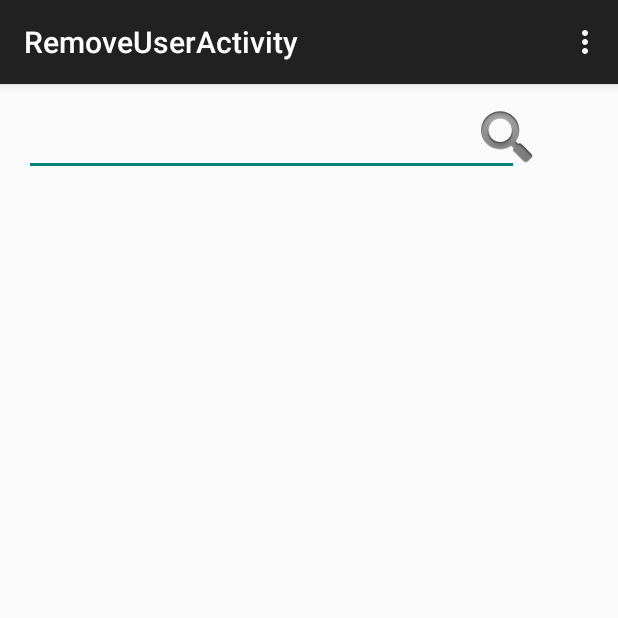
After one commit to MH0411/OSC, an Android app: the RemoveUserActivity screen opened directly, with no data from a screen before it, on a phone screen of 412 x 824 dp, the top half of it. The commit adds this screen. Run offline under Robolectric (Android 15) with nearby library versions, the phone set to English and light mode, and no system bars.

Commit message:
testing tab host in a activity

```diff
--- a/app/src/main/AndroidManifest.xml
+++ b/app/src/main/AndroidManifest.xml
@@ -36,6 +36,10 @@
             android:name=".RegisterUserActivity"
             android:label="@string/title_activity_register_user" >
         </activity>
+        <activity
+            android:name=".RemoveUserActivity"
+            android:label="@string/title_activity_remove_user" >
+        </activity>
     </application>
 
 </manifest>
--- /dev/null
+++ b/app/src/main/java/com/example/lenovo/osc/RemoveUserActivity.java
@@ -0,0 +1,38 @@
+package com.example.lenovo.osc;
+
+import android.support.v7.app.ActionBarActivity;
+import android.os.Bundle;
+import android.view.Menu;
+import android.view.MenuItem;
+
+
+public class RemoveUserActivity extends ActionBarActivity {
+
+    @Override
+    protected void onCreate(Bundle savedInstanceState) {
+        super.onCreate(savedInstanceState);
+        setContentView(R.layout.activity_remove_user);
+    }
+
+    @Override
+    public boolean onCreateOptionsMenu(Menu menu) {
+        // Inflate the menu; this adds items to the action bar if it is present.
+        getMenuInflater().inflate(R.menu.menu_remove_user, menu);
+        return true;
+    }
+
+    @Override
+    public boolean onOptionsItemSelected(MenuItem item) {
+        // Handle action bar item clicks here. The action bar will
+        // automatically handle clicks on the Home/Up button, so long
+        // as you specify a parent activity in AndroidManifest.xml.
+        int id = item.getItemId();
+
+        //noinspection SimplifiableIfStatement
+        if (id == R.id.action_settings) {
+            return true;
+        }
+
+        return super.onOptionsItemSelected(item);
+    }
+}
--- /dev/null
+++ b/app/src/main/res/layout/activity_remove_user.xml
@@ -0,0 +1,72 @@
+<RelativeLayout xmlns:android="http://schemas.android.com/apk/res/android"
+    xmlns:tools="http://schemas.android.com/tools" android:layout_width="match_parent"
+    android:layout_height="match_parent" android:paddingLeft="@dimen/activity_horizontal_margin"
+    android:paddingRight="@dimen/activity_horizontal_margin"
+    android:paddingTop="@dimen/activity_vertical_margin"
+    android:paddingBottom="@dimen/activity_vertical_margin"
+    tools:context="com.example.lenovo.osc.RemoveUserActivity">
+
+
+    <EditText
+        android:layout_width="wrap_content"
+        android:layout_height="wrap_content"
+        android:id="@+id/editText"
+        android:layout_alignParentTop="true"
+        android:layout_alignParentStart="true"
+        android:layout_alignParentEnd="true"
+        android:layout_marginRight="50dp"/>
+
+    <ImageButton
+        android:layout_width="40dp"
+        android:layout_height="40dp"
+        android:id="@+id/imageButton"
+        android:layout_alignParentTop="true"
+        android:layout_alignParentStart="true"
+        android:layout_marginStart="302dp"
+        android:src="@android:drawable/ic_search_category_default"
+        android:background="@android:color/transparent" />
+
+    <TabHost
+        android:layout_width="match_parent"
+        android:layout_height="match_parent"
+        android:id="@+id/tabHost"
+        android:layout_below="@+id/editText"
+        android:layout_centerHorizontal="true">
+
+        <LinearLayout
+            android:layout_width="match_parent"
+            android:layout_height="match_parent"
+            android:orientation="vertical">
+
+            <TabWidget
+                android:id="@android:id/tabs"
+                android:layout_width="match_parent"
+                android:layout_height="wrap_content"></TabWidget>
+
+            <FrameLayout
+                android:id="@android:id/tabcontent"
+                android:layout_width="match_parent"
+                android:layout_height="match_parent">
+
+                <RelativeLayout
+                    android:id="@+id/tab1"
+                    android:layout_width="match_parent"
+                    android:layout_height="match_parent"
+                    android:orientation="vertical"></RelativeLayout>
+
+                <RelativeLayout
+                    android:id="@+id/tab2"
+                    android:layout_width="match_parent"
+                    android:layout_height="match_parent"
+                    android:orientation="vertical"></RelativeLayout>
+
+                <RelativeLayout
+                    android:id="@+id/tab3"
+                    android:layout_width="match_parent"
+                    android:layout_height="match_parent"
+                    android:orientation="vertical"></RelativeLayout>
+            </FrameLayout>
+        </LinearLayout>
+    </TabHost>
+
+</RelativeLayout>
--- /dev/null
+++ b/app/src/main/res/menu/menu_remove_user.xml
@@ -0,0 +1,7 @@
+<menu xmlns:android="http://schemas.android.com/apk/res/android"
+    xmlns:app="http://schemas.android.com/apk/res-auto"
+    xmlns:tools="http://schemas.android.com/tools"
+    tools:context="com.example.lenovo.osc.RemoveUserActivity">
+    <item android:id="@+id/action_settings" android:title="@string/action_settings"
+        android:orderInCategory="100" app:showAsAction="never" />
+</menu>
--- a/app/src/main/res/values/strings.xml
+++ b/app/src/main/res/values/strings.xml
@@ -19,6 +19,7 @@
     <string name="title_activity_register_user">RegisterUserActivity</string>
 
     <string name="hello_world">Hello world!</string>
+    <string name="title_activity_remove_user">RemoveUserActivity</string>
 
     <!--<string name="action_example">Example action</string>-->
 </resources>
```
Also changed, not shown: app/src/main/res/layout/user_laypout.xml (+59 -19 lines), 1 other file.
